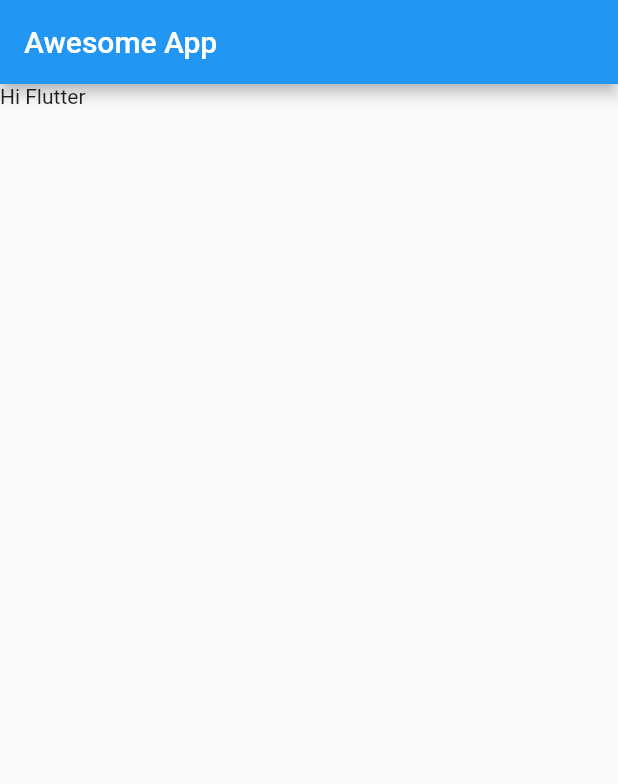
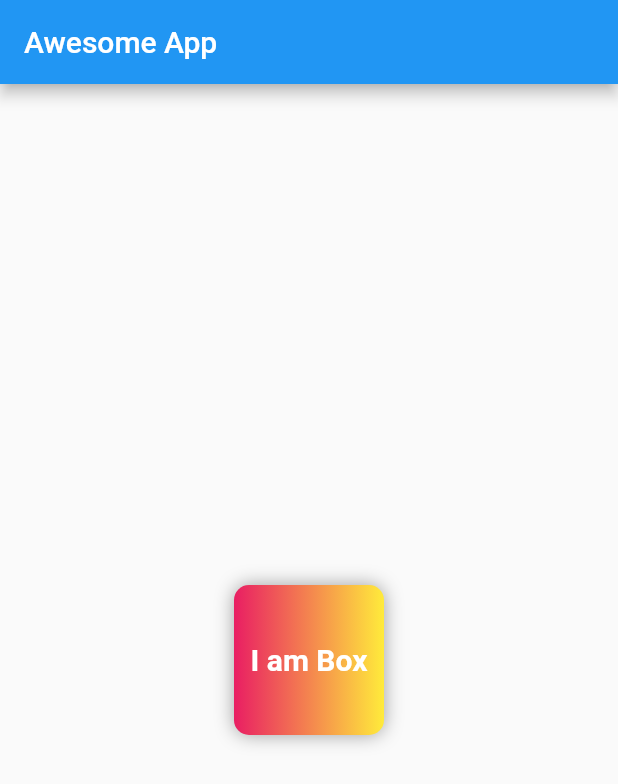
Before and after one commit to Jobenas/flutter_tutorial_app, a Flutter app: the screen it shows after launch, on a phone screen of 412 x 824 dp. Shown: the top 784 px of the screen. Run offline on Flutter 3.47's test engine with Material 2 defaults, Android fonts, the phone set to English and light mode, and no system bars.

Commit message:
ch2 complete

```diff
--- a/lib/main.dart
+++ b/lib/main.dart
@@ -19,8 +19,39 @@ class HomePage extends StatelessWidget{
       appBar: AppBar(
         title: Text("Awesome App"),
       ),
-      body: Container(
-        child: Text("Hi Flutter"),
+      body: Center(
+        child: Container(
+          padding: const EdgeInsets.all(8),
+          width: 100,
+          height: 100,
+          alignment: Alignment.center,
+          decoration: BoxDecoration(
+            color: Colors.red,
+            // shape: BoxShape.circle
+            borderRadius: BorderRadius.circular(10),
+            gradient: LinearGradient(
+              colors: [
+                Colors.pink,
+                Colors.yellow
+              ]
+              ),
+            boxShadow: [
+              BoxShadow(
+                color: Colors.grey,
+                blurRadius: 10
+              )
+            ]
+          ),
+          child: Text(
+            "I am Box",
+            textAlign: TextAlign.center,
+            style: TextStyle(
+              fontSize: 20,
+              color: Colors.white,
+              fontWeight: FontWeight.bold
+            )
+          ),
+        ),
       ),
     );
   }
```
